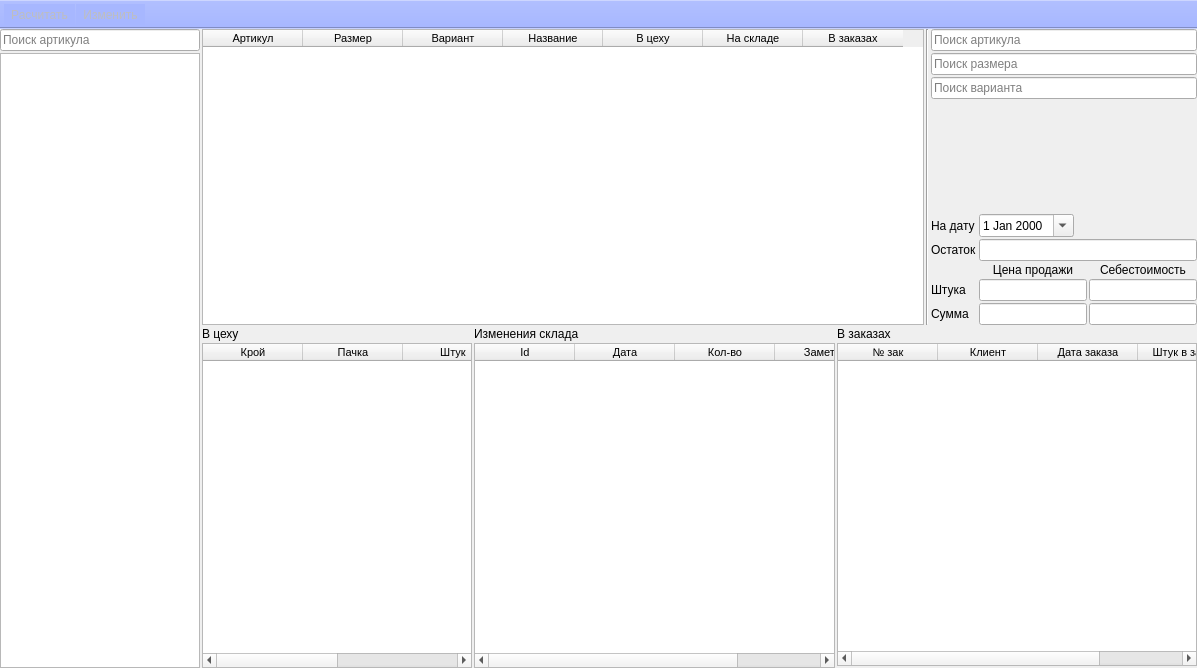
This is ui/warehouse_product_info_2.ui in Meller008/CRM-Avi as Qt 5 draws it before an edit. The edited form follows.
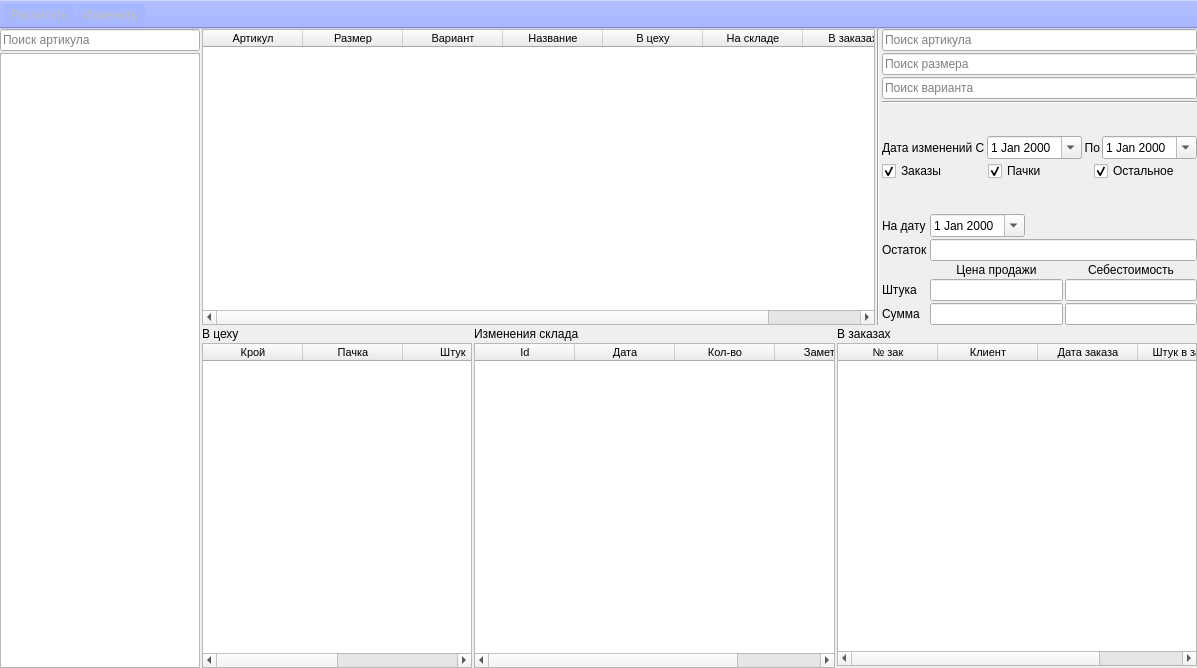
This is the edited form.

Commit message: Работа - новые фильтры в склад

Patch:
```diff
--- a/ui/warehouse_product_info_2.ui
+++ b/ui/warehouse_product_info_2.ui
@@ -136,60 +136,24 @@
           <property name="spacing">
            <number>2</number>
           </property>
-          <item row="0" column="0" colspan="3">
-           <widget class="QLineEdit" name="le_filter_article_2">
-            <property name="minimumSize">
-             <size>
-              <width>0</width>
-              <height>0</height>
-             </size>
+          <item row="12" column="0">
+           <widget class="QLabel" name="label_10">
+            <property name="text">
+             <string>Сумма</string>
             </property>
-            <property name="maximumSize">
-             <size>
-              <width>166666</width>
-              <height>16777215</height>
-             </size>
-            </property>
-            <property name="placeholderText">
-             <string>Поиск артикула</string>
-            </property>
            </widget>
           </item>
-          <item row="3" column="1">
-           <spacer name="verticalSpacer">
-            <property name="orientation">
-             <enum>Qt::Vertical</enum>
+          <item row="10" column="1">
+           <widget class="QLabel" name="label_8">
+            <property name="text">
+             <string>Цена продажи</string>
             </property>
-            <property name="sizeHint" stdset="0">
-             <size>
-              <width>20</width>
-              <height>40</height>
-             </size>
+            <property name="alignment">
+             <set>Qt::AlignCenter</set>
             </property>
-           </spacer>
-          </item>
-          <item row="8" column="1">
-           <widget class="QLineEdit" name="le_price_many">
-            <property name="readOnly">
-             <bool>true</bool>
-            </property>
            </widget>
           </item>
-          <item row="7" column="1">
-           <widget class="QLineEdit" name="le_price_one">
-            <property name="readOnly">
-             <bool>true</bool>
-            </property>
-           </widget>
-          </item>
-          <item row="5" column="1" colspan="2">
-           <widget class="QLineEdit" name="le_warehouse_date">
-            <property name="readOnly">
-             <bool>true</bool>
-            </property>
-           </widget>
-          </item>
-          <item row="4" column="1" colspan="2">
+          <item row="8" column="1" colspan="2">
            <layout class="QHBoxLayout" name="horizontalLayout_2">
             <property name="spacing">
              <number>2</number>
@@ -216,38 +180,7 @@
             </item>
            </layout>
           </item>
-          <item row="8" column="2">
-           <widget class="QLineEdit" name="le_sebest_many">
-            <property name="readOnly">
-             <bool>true</bool>
-            </property>
-           </widget>
-          </item>
-          <item row="7" column="0">
-           <widget class="QLabel" name="label_9">
-            <property name="text">
-             <string>Штука</string>
-            </property>
-           </widget>
-          </item>
-          <item row="6" column="2">
-           <widget class="QLabel" name="label_11">
-            <property name="text">
-             <string>Себестоимость</string>
-            </property>
-            <property name="alignment">
-             <set>Qt::AlignCenter</set>
-            </property>
-           </widget>
-          </item>
-          <item row="8" column="0">
-           <widget class="QLabel" name="label_10">
-            <property name="text">
-             <string>Сумма</string>
-            </property>
-           </widget>
-          </item>
-          <item row="7" column="2">
+          <item row="11" column="2">
            <widget class="QLineEdit" name="le_sebest_one">
             <property name="inputMethodHints">
              <set>Qt::ImhNone</set>
@@ -257,24 +190,96 @@
             </property>
            </widget>
           </item>
-          <item row="4" column="0">
+          <item row="7" column="1">
+           <spacer name="verticalSpacer">
+            <property name="orientation">
+             <enum>Qt::Vertical</enum>
+            </property>
+            <property name="sizeHint" stdset="0">
+             <size>
+              <width>20</width>
+              <height>40</height>
+             </size>
+            </property>
+           </spacer>
+          </item>
+          <item row="2" column="0" colspan="3">
+           <widget class="QLineEdit" name="le_filter_article_parametr">
+            <property name="minimumSize">
+             <size>
+              <width>0</width>
+              <height>0</height>
+             </size>
+            </property>
+            <property name="maximumSize">
+             <size>
+              <width>166666</width>
+              <height>16777215</height>
+             </size>
+            </property>
+            <property name="placeholderText">
+             <string>Поиск варианта</string>
+            </property>
+           </widget>
+          </item>
+          <item row="10" column="2">
+           <widget class="QLabel" name="label_11">
+            <property name="text">
+             <string>Себестоимость</string>
+            </property>
+            <property name="alignment">
+             <set>Qt::AlignCenter</set>
+            </property>
+           </widget>
+          </item>
+          <item row="0" column="0" colspan="3">
+           <widget class="QLineEdit" name="le_filter_article_2">
+            <property name="minimumSize">
+             <size>
+              <width>0</width>
+              <height>0</height>
+             </size>
+            </property>
+            <property name="maximumSize">
+             <size>
+              <width>166666</width>
+              <height>16777215</height>
+             </size>
+            </property>
+            <property name="placeholderText">
+             <string>Поиск артикула</string>
+            </property>
+           </widget>
+          </item>
+          <item row="12" column="1">
+           <widget class="QLineEdit" name="le_price_many">
+            <property name="readOnly">
+             <bool>true</bool>
+            </property>
+           </widget>
+          </item>
+          <item row="11" column="1">
+           <widget class="QLineEdit" name="le_price_one">
+            <property name="readOnly">
+             <bool>true</bool>
+            </property>
+           </widget>
+          </item>
+          <item row="11" column="0">
+           <widget class="QLabel" name="label_9">
+            <property name="text">
+             <string>Штука</string>
+            </property>
+           </widget>
+          </item>
+          <item row="8" column="0">
            <widget class="QLabel" name="label_5">
             <property name="text">
              <string>На дату</string>
             </property>
            </widget>
           </item>
-          <item row="6" column="1">
-           <widget class="QLabel" name="label_8">
-            <property name="text">
-             <string>Цена продажи</string>
-            </property>
-            <property name="alignment">
-             <set>Qt::AlignCenter</set>
-            </property>
-           </widget>
-          </item>
-          <item row="5" column="0">
+          <item row="9" column="0">
            <widget class="QLabel" name="label_4">
             <property name="text">
              <string>Остаток</string>
@@ -300,25 +305,115 @@
             </property>
            </widget>
           </item>
-          <item row="2" column="0" colspan="3">
-           <widget class="QLineEdit" name="le_filter_article_parametr">
-            <property name="minimumSize">
-             <size>
-              <width>0</width>
-              <height>0</height>
-             </size>
+          <item row="12" column="2">
+           <widget class="QLineEdit" name="le_sebest_many">
+            <property name="readOnly">
+             <bool>true</bool>
             </property>
-            <property name="maximumSize">
-             <size>
-              <width>166666</width>
-              <height>16777215</height>
-             </size>
+           </widget>
+          </item>
+          <item row="9" column="1" colspan="2">
+           <widget class="QLineEdit" name="le_warehouse_date">
+            <property name="readOnly">
+             <bool>true</bool>
             </property>
-            <property name="placeholderText">
-             <string>Поиск варианта</string>
+           </widget>
+          </item>
+          <item row="3" column="0" colspan="3">
+           <widget class="Line" name="line_2">
+            <property name="orientation">
+             <enum>Qt::Horizontal</enum>
             </property>
            </widget>
           </item>
+          <item row="5" column="0" colspan="3">
+           <layout class="QHBoxLayout" name="horizontalLayout_3">
+            <property name="spacing">
+             <number>2</number>
+            </property>
+            <item>
+             <widget class="QLabel" name="label_6">
+              <property name="text">
+               <string>Дата изменений С</string>
+              </property>
+             </widget>
+            </item>
+            <item>
+             <widget class="QDateEdit" name="de_date_transaction_from">
+              <property name="calendarPopup">
+               <bool>true</bool>
+              </property>
+             </widget>
+            </item>
+            <item>
+             <widget class="QLabel" name="label_7">
+              <property name="text">
+               <string>По</string>
+              </property>
+              <property name="alignment">
+               <set>Qt::AlignRight|Qt::AlignTrailing|Qt::AlignVCenter</set>
+              </property>
+             </widget>
+            </item>
+            <item>
+             <widget class="QDateEdit" name="de_date_transaction_to">
+              <property name="calendarPopup">
+               <bool>true</bool>
+              </property>
+             </widget>
+            </item>
+           </layout>
+          </item>
+          <item row="6" column="0" colspan="3">
+           <layout class="QHBoxLayout" name="horizontalLayout_4">
+            <property name="spacing">
+             <number>3</number>
+            </property>
+            <item>
+             <widget class="QCheckBox" name="cb_order">
+              <property name="text">
+               <string>Заказы</string>
+              </property>
+              <property name="checked">
+               <bool>true</bool>
+              </property>
+             </widget>
+            </item>
+            <item>
+             <widget class="QCheckBox" name="cb_pack">
+              <property name="text">
+               <string>Пачки</string>
+              </property>
+              <property name="checked">
+               <bool>true</bool>
+              </property>
+             </widget>
+            </item>
+            <item>
+             <widget class="QCheckBox" name="cb_other">
+              <property name="text">
+               <string>Остальное</string>
+              </property>
+              <property name="checked">
+               <bool>true</bool>
+              </property>
+             </widget>
+            </item>
+           </layout>
+          </item>
+          <item row="4" column="0">
+           <spacer name="verticalSpacer_2">
+            <property name="orientation">
+             <enum>Qt::Vertical</enum>
+            </property>
+            <property name="sizeHint" stdset="0">
+             <size>
+              <width>20</width>
+              <height>40</height>
+             </size>
+            </property>
+           </spacer>
+          </item>
          </layout>
         </item>
        </layout>
```
Left out of the diff: 81 changed lines with no effect on the pictures. The commit also changes 1 other file.
